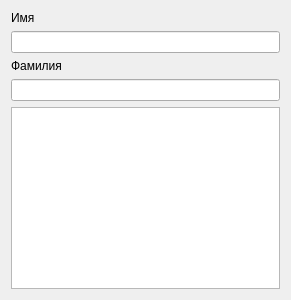
7enSmile/clientVKR, file ui/searchheademployer.ui: the form before one commit.
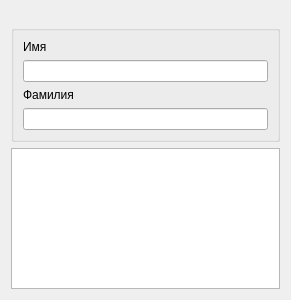
The form after the commit.

The edit to the form file:
```diff
--- a/ui/searchheademployer.ui
+++ b/ui/searchheademployer.ui
@@ -15,6 +15,12 @@
   </property>
   <layout class="QVBoxLayout" name="verticalLayout_3">
    <item>
+    <widget class="QGroupBox" name="groupBox">
+     <property name="title">
+      <string> </string>
+     </property>
+     <layout class="QHBoxLayout" name="horizontalLayout">
+      <item>
     <layout class="QVBoxLayout" name="verticalLayout_4">
      <item>
       <layout class="QVBoxLayout" name="verticalLayout_2">
@@ -45,6 +51,9 @@
       </layout>
      </item>
     </layout>
+      </item>
+     </layout>
+    </widget>
    </item>
    <item>
     <widget class="QTableView" name="tableView">
```
Lines whose indentation alone changed are shown as unchanged.
